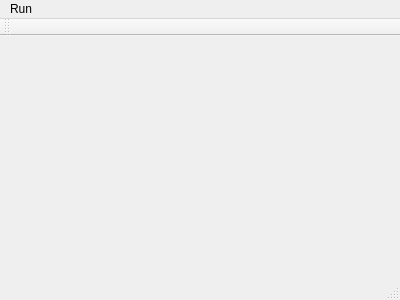
Above: mainwindow.ui from paulzfm/closest-points-pair before the change. Below: the same form after it.
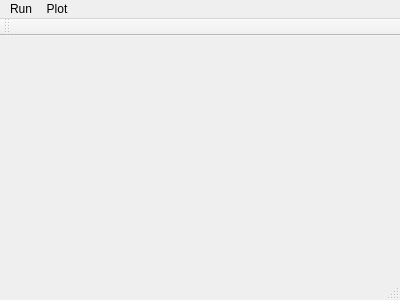
That is the form after the change.

Diff of the .ui file:
```diff
--- a/mainwindow.ui
+++ b/mainwindow.ui
@@ -31,7 +31,15 @@
     <addaction name="actionSolver"/>
     <addaction name="actionNaive_Solver"/>
    </widget>
+   <widget class="QMenu" name="menuPlot">
+    <property name="title">
+     <string>Plot</string>
+    </property>
+    <addaction name="actionPoint_Size"/>
+    <addaction name="actionClear_Points"/>
+   </widget>
    <addaction name="menuRun"/>
+   <addaction name="menuPlot"/>
   </widget>
   <widget class="QToolBar" name="mainToolBar">
    <attribute name="toolBarArea">
```
Left out of the diff: 12 changed lines with no effect on the pictures.
